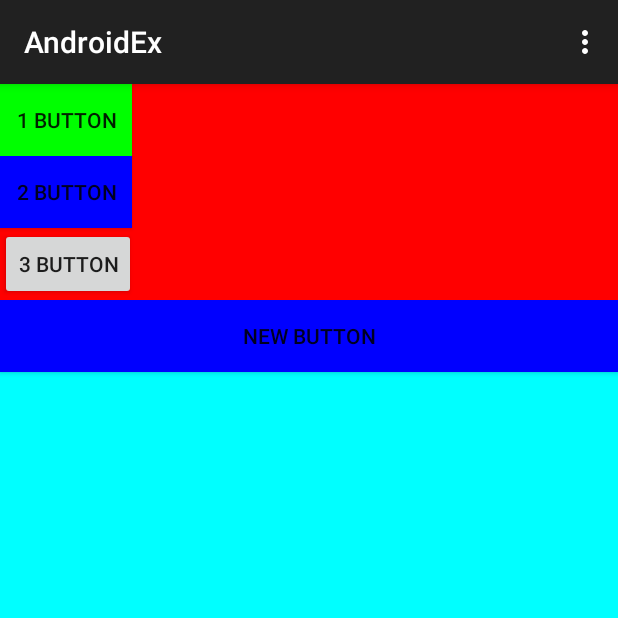
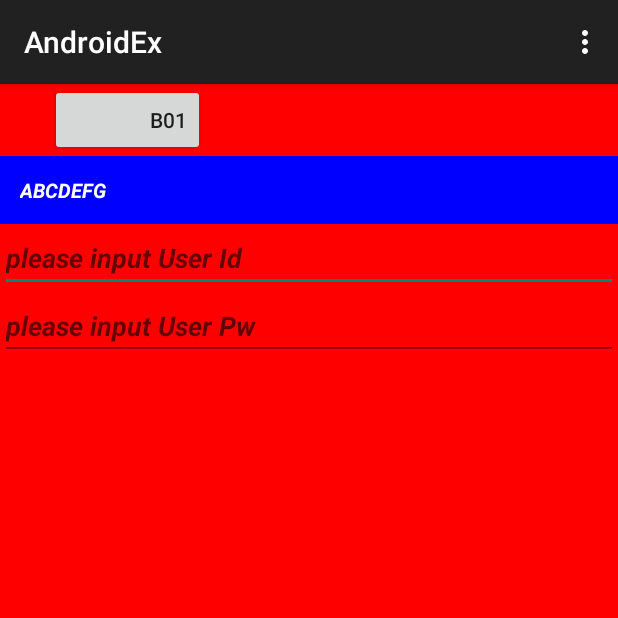
Before and after one commit to EricSeokgon/AndroidEx, an Android app: the screen it shows after launch (MainActivity), on a phone screen of 412 x 824 dp, the top half of it. Run offline under Robolectric (Android 15) with nearby library versions, the phone set to English and light mode, and no system bars.

Commit message:
Textview, edittext, edittext study

```diff
--- a/app/src/main/res/layout/activity_main.xml
+++ b/app/src/main/res/layout/activity_main.xml
@@ -2,43 +2,42 @@
     xmlns:tools="http://schemas.android.com/tools"
     android:layout_width="match_parent"
     android:layout_height="match_parent"
+    android:background="#ff0000"
+    android:gravity="top"
     android:orientation="vertical"
-    tools:context=".MainActivity"
-    android:background="#ff0000"
-    android:weightSum="1">
+    tools:context=".MainActivity">
 
     <Button
         android:id="@+id/button"
         android:layout_width="wrap_content"
         android:layout_height="wrap_content"
-        android:text="1 Button"
-        android:background="#00ff00" />
+        android:layout_gravity="left"
+        android:layout_marginLeft="50px"
+        android:paddingLeft="100px"
+        android:text="B01" />
 
-    <Button
-        android:id="@+id/button2"
-        android:layout_width="wrap_content"
-        android:layout_height="wrap_content"
-        android:text="2 Button"
-        android:background="#0000ff" />
-
-    <Button
-        android:id="@+id/button3"
-        android:layout_width="wrap_content"
-        android:layout_height="wrap_content"
-        android:text="3 Button" />
-
-    <LinearLayout
-        android:orientation="vertical"
-        android:layout_width="match_parent"
-        android:layout_height="match_parent"
-        android:background="#00ffff">
-
-    <Button
+    <TextView
         android:layout_width="match_parent"
         android:layout_height="wrap_content"
-        android:text="New Button"
-        android:id="@+id/button4"
-        android:background="#0000ff" />
-    </LinearLayout>
+        android:background="#0000ff"
+        android:padding="20px"
+        android:text="ABCDEFG"
+        android:textColor="#ffffff"
+        android:textSize="20px"
+        android:textStyle="bold|italic" />
+
+    <EditText
+        android:layout_width="match_parent"
+        android:layout_height="wrap_content"
+        android:hint="please input User Id"
+        android:textStyle="bold|italic" />
+
+    <EditText
+        android:layout_width="match_parent"
+        android:layout_height="wrap_content"
+        android:hint="please input User Pw"
+        android:password="true"
+        android:textStyle="bold|italic" />
+
 
 </LinearLayout>
```
